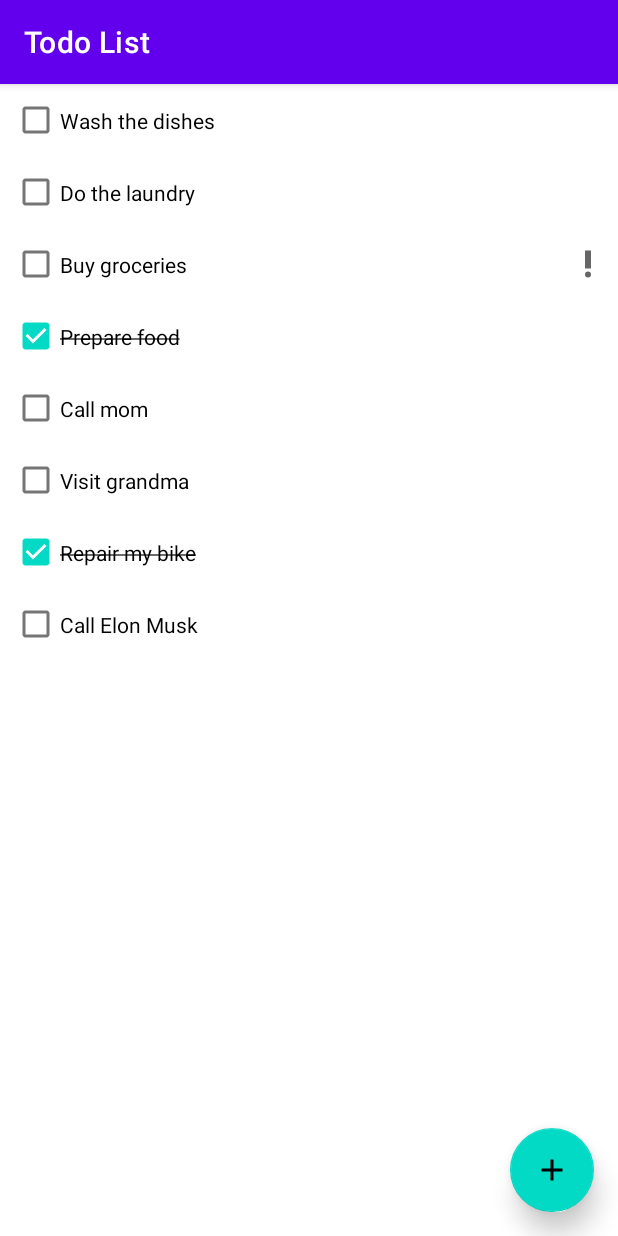
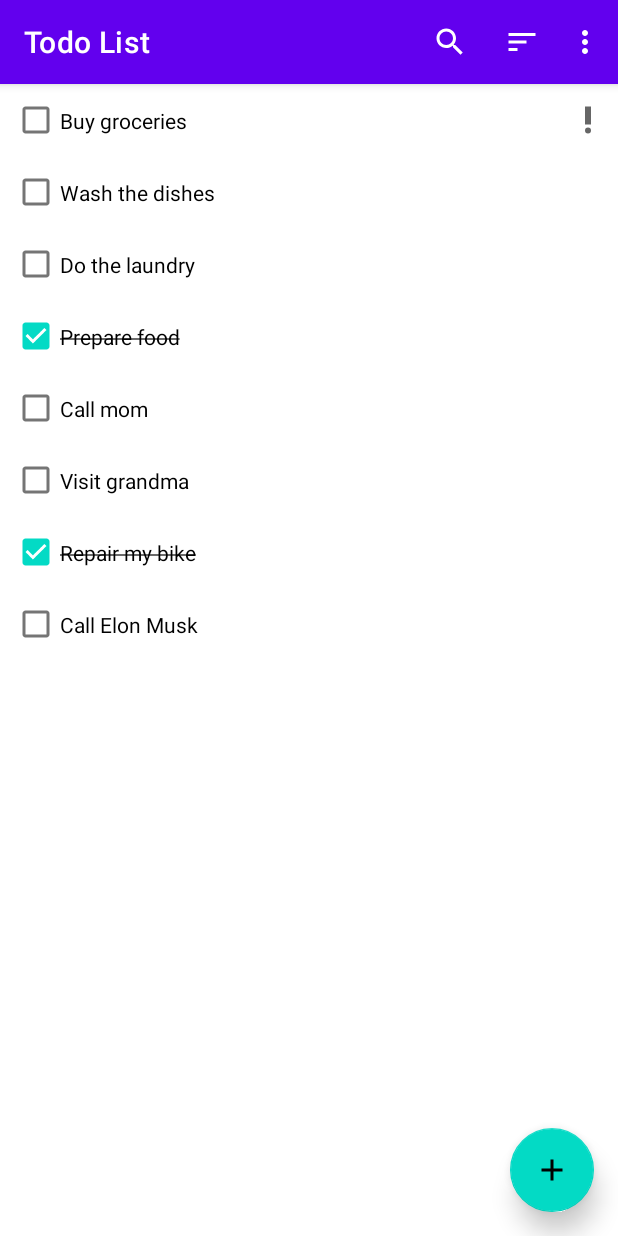
Before and after one commit to raheemadamboev/todo-list-app, an Android app: the screen it shows after launch (MainActivity), on a phone screen of 412 x 824 dp. Run offline under Robolectric (Android 15) with nearby library versions, the phone set to English and light mode, and no system bars; our stand-ins replace Dagger/Hilt's generated code, Room's generated code; libraries missing offline, so code that uses them is left out: androidx.hilt.lifecycle.

Commit message:
raheem
Took 28 minutes

```diff
--- a/app/build.gradle
+++ b/app/build.gradle
@@ -44,6 +44,7 @@ android {
 
     kotlinOptions {
         jvmTarget = '1.8'
+        freeCompilerArgs += "-Xopt-in=kotlinx.coroutines.ExperimentalCoroutinesApi"
     }
 
     buildFeatures {
--- a/app/src/main/java/xyz/teamgravity/todolist/fragment/TaskListFragment.kt
+++ b/app/src/main/java/xyz/teamgravity/todolist/fragment/TaskListFragment.kt
@@ -1,14 +1,15 @@
 package xyz.teamgravity.todolist.fragment
 
 import android.os.Bundle
-import android.view.LayoutInflater
-import android.view.View
-import android.view.ViewGroup
+import android.view.*
+import androidx.appcompat.widget.SearchView
 import androidx.fragment.app.Fragment
 import androidx.fragment.app.viewModels
 import dagger.hilt.android.AndroidEntryPoint
+import xyz.teamgravity.todolist.R
 import xyz.teamgravity.todolist.databinding.FragmentTaskListBinding
 import xyz.teamgravity.todolist.helper.adapter.TaskAdapter
+import xyz.teamgravity.todolist.helper.extensions.onQueryTextChanged
 import xyz.teamgravity.todolist.viewmodel.TaskViewModel
 
 @AndroidEntryPoint
@@ -31,6 +32,7 @@ class TaskListFragment : Fragment() {
 
     override fun onActivityCreated(savedInstanceState: Bundle?) {
         super.onActivityCreated(savedInstanceState)
+        setHasOptionsMenu(true)
 
         recyclerView()
     }
@@ -46,6 +48,44 @@ class TaskListFragment : Fragment() {
         }
     }
 
+    override fun onCreateOptionsMenu(menu: Menu, inflater: MenuInflater) {
+        inflater.inflate(R.menu.task_list_menu, menu)
+
+        val searchItem = menu.findItem(R.id.action_search)
+        val searchView = searchItem.actionView as SearchView
+
+        // text change
+        searchView.onQueryTextChanged {
+            viewModel.query.value = it
+        }
+    }
+
+    override fun onOptionsItemSelected(item: MenuItem): Boolean {
+        return when (item.itemId) {
+            R.id.action_sort_name -> {
+
+                true
+            }
+
+            R.id.action_sort_date -> {
+
+                true
+            }
+
+            R.id.action_hide -> {
+
+                true
+            }
+
+            R.id.action_delete_completed -> {
+
+                true
+            }
+
+            else -> super.onOptionsItemSelected(item)
+        }
+    }
+
     override fun onDestroyView() {
         super.onDestroyView()
         _binding = null
--- /dev/null
+++ b/app/src/main/java/xyz/teamgravity/todolist/helper/extensions/Extension.kt
@@ -0,0 +1,19 @@
+package xyz.teamgravity.todolist.helper.extensions
+
+import androidx.appcompat.widget.SearchView
+
+/**
+ * Text change function to get only text live change from search view
+ */
+inline fun SearchView.onQueryTextChanged(crossinline listener: (String) -> Unit) {
+    this.setOnQueryTextListener(object : SearchView.OnQueryTextListener{
+        override fun onQueryTextSubmit(query: String?): Boolean {
+            return true
+        }
+
+        override fun onQueryTextChange(newText: String?): Boolean {
+            listener(newText.orEmpty())
+            return true
+        }
+    })
+}
--- a/app/src/main/java/xyz/teamgravity/todolist/viewmodel/TaskDao.kt
+++ b/app/src/main/java/xyz/teamgravity/todolist/viewmodel/TaskDao.kt
@@ -17,6 +17,6 @@ interface TaskDao {
     @Delete
     suspend fun delete(task: TaskModel)
 
-    @Query("SELECT * FROM ${TaskDatabase.TASK_TABLE}")
-    fun getTasks(): Flow<List<TaskModel>>
+    @Query("SELECT * FROM ${TaskDatabase.TASK_TABLE} WHERE name LIKE '%' || :query || '%' ORDER BY important DESC")
+    fun getTasks(query: String): Flow<List<TaskModel>>
 }
--- a/app/src/main/java/xyz/teamgravity/todolist/viewmodel/TaskViewModel.kt
+++ b/app/src/main/java/xyz/teamgravity/todolist/viewmodel/TaskViewModel.kt
@@ -3,10 +3,23 @@ package xyz.teamgravity.todolist.viewmodel
 import androidx.hilt.lifecycle.ViewModelInject
 import androidx.lifecycle.ViewModel
 import androidx.lifecycle.asLiveData
+import kotlinx.coroutines.ExperimentalCoroutinesApi
+import kotlinx.coroutines.flow.MutableStateFlow
+import kotlinx.coroutines.flow.flatMapLatest
 
+@ExperimentalCoroutinesApi
 class TaskViewModel @ViewModelInject constructor(
     private val dao: TaskDao
 ) : ViewModel() {
 
-    val tasks = dao.getTasks().asLiveData()
+    // query
+    val query = MutableStateFlow("")
+
+    // search tasks
+    private val taskFlow = query.flatMapLatest {
+        dao.getTasks(it)
+    }
+
+    // result as a live data
+    val tasks = taskFlow.asLiveData()
 }
--- a/app/src/main/res/menu/main_menu.xml
+++ /dev/null
@@ -1,4 +0,0 @@
-<?xml version="1.0" encoding="utf-8"?>
-<menu xmlns:android="http://schemas.android.com/apk/res/android">
-
-</menu>
--- /dev/null
+++ b/app/src/main/res/menu/task_list_menu.xml
@@ -0,0 +1,41 @@
+<?xml version="1.0" encoding="utf-8"?>
+<menu xmlns:android="http://schemas.android.com/apk/res/android"
+    xmlns:app="http://schemas.android.com/apk/res-auto"
+    xmlns:tools="http://schemas.android.com/tools"
+    tools:ignore="AlwaysShowAction">
+
+    <item
+        android:id="@+id/action_search"
+        android:icon="@drawable/ic_search"
+        android:title="@string/search"
+        app:actionViewClass="androidx.appcompat.widget.SearchView"
+        app:showAsAction="always|collapseActionView" />
+
+    <item
+        android:id="@+id/action_sort"
+        android:icon="@drawable/ic_sort"
+        android:title="@string/sort"
+        app:showAsAction="always">
+        <menu>
+
+            <item
+                android:id="@+id/action_sort_name"
+                android:title="@string/sort_by_name" />
+
+            <item
+                android:id="@+id/action_sort_date"
+                android:title="@string/sort_by_date" />
+        </menu>
+    </item>
+
+    <item
+        android:id="@+id/action_hide"
+        android:checkable="true"
+        android:title="@string/hide_completed"
+        app:showAsAction="never" />
+
+    <item
+        android:id="@+id/action_delete_completed"
+        android:title="@string/delete_all_completed"
+        app:showAsAction="never" />
+</menu>
--- a/app/src/main/res/values/strings.xml
+++ b/app/src/main/res/values/strings.xml
@@ -4,4 +4,12 @@
     <!-- Add Edit Fragment -->
     <string name="task_name">Task name</string>
     <string name="important_task">Important task</string>
+
+    <!-- Task list menu -->
+    <string name="search">Search</string>
+    <string name="sort">Sort</string>
+    <string name="sort_by_name">Sort by name</string>
+    <string name="sort_by_date">Sort by date</string>
+    <string name="hide_completed">Hide completed</string>
+    <string name="delete_all_completed">Delete all completed</string>
 </resources>
```
